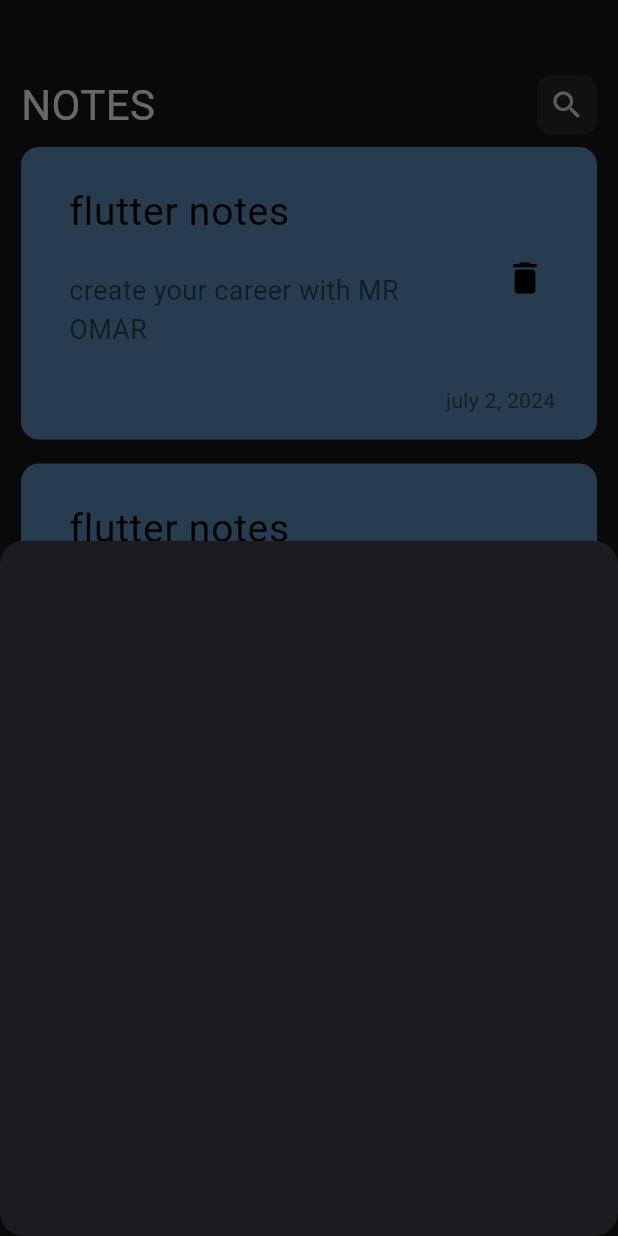
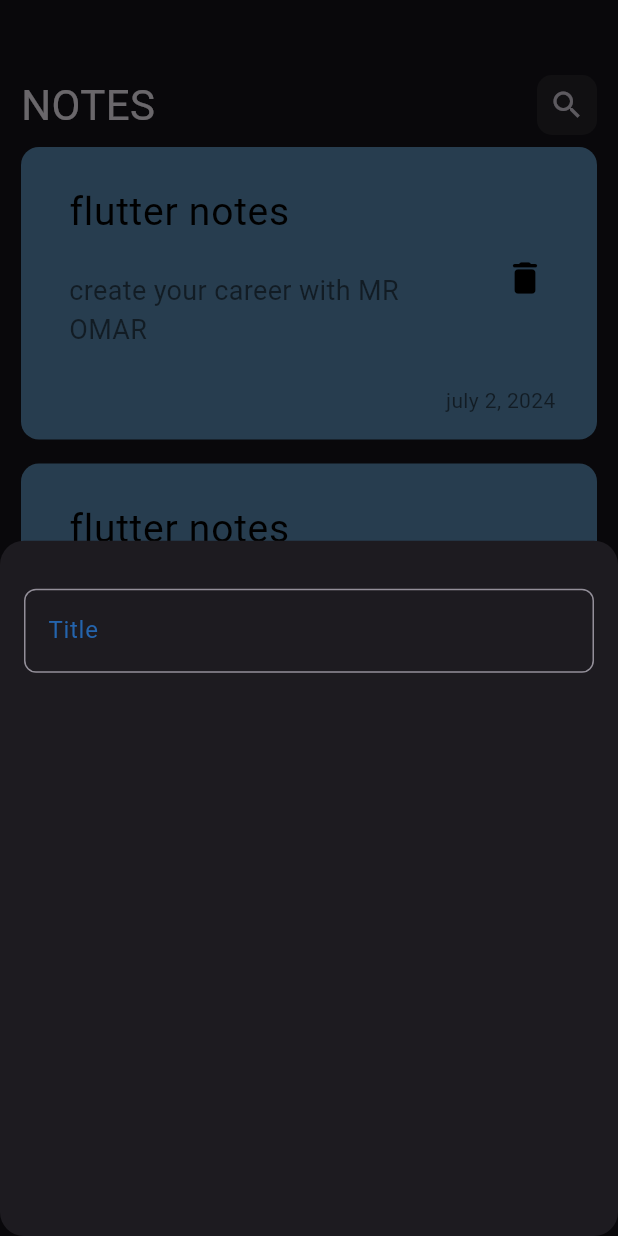
Before and after one commit to Omarsameh21/notes_app, a Flutter app: the screen it shows after launch, after a tap on the "add" icon, on a phone screen of 412 x 824 dp. Run offline on Flutter 3.47's test engine with Material 3 defaults, Android fonts, the phone set to English and light mode, and no system bars.

Commit message:
create CostumTextFeild

```diff
--- /dev/null
+++ b/lib/constants.dart
@@ -0,0 +1,3 @@
+import 'package:flutter/animation.dart';
+
+const KPrimaryColor =   Color.fromARGB(255, 36, 100, 173);
--- a/lib/views/add_note_bottom_sheet.dart
+++ b/lib/views/add_note_bottom_sheet.dart
@@ -1,12 +1,18 @@
 import 'package:flutter/material.dart';
+import 'package:notes_app/views/costum_text_field.dart';
 
 class AddNote extends StatelessWidget {
   const AddNote({super.key});
 
   @override
   Widget build(BuildContext context) {
-    return Container(
-
+    return const Column(
+      children: [
+        SizedBox(
+          height: 32,
+        ),
+        CostumTextField(),
+      ],
     );
   }
 }
--- /dev/null
+++ b/lib/views/costum_text_field.dart
@@ -0,0 +1,30 @@
+import 'package:flutter/material.dart';
+import 'package:notes_app/constants.dart';
+
+class CostumTextField extends StatelessWidget {
+  const CostumTextField({super.key});
+
+  @override
+  Widget build(BuildContext context) {
+    return Padding(
+      padding: const EdgeInsets.symmetric(horizontal: 16),
+      child: TextField(
+        cursorColor: KPrimaryColor,
+        decoration: InputDecoration(
+            border: buildBorder(),
+            focusedBorder: buildBorder(KPrimaryColor),
+            hintText: 'Title',
+            hintStyle: const TextStyle(color: KPrimaryColor)),
+      ),
+    );
+  }
+}
+
+OutlineInputBorder buildBorder([color]) {
+  return OutlineInputBorder(
+    borderRadius: BorderRadius.circular(8),
+    borderSide: const BorderSide(
+      color: KPrimaryColor,
+    ),
+  );
+}
--- a/lib/views/notes_view.dart
+++ b/lib/views/notes_view.dart
@@ -1,4 +1,5 @@
 import 'package:flutter/material.dart';
+import 'package:notes_app/constants.dart';
 import 'package:notes_app/views/widgets/notes_view_body.dart';
 import 'add_note_bottom_sheet.dart';
 
@@ -9,7 +10,7 @@ class NotesView extends StatelessWidget {
   Widget build(BuildContext context) {
     return Scaffold(
       floatingActionButton: FloatingActionButton(
-        backgroundColor: const Color.fromARGB(255, 36, 100, 173),
+        backgroundColor: KPrimaryColor,
         shape: const CircleBorder(),
         onPressed: () {
           showModalBottomSheet(
```
